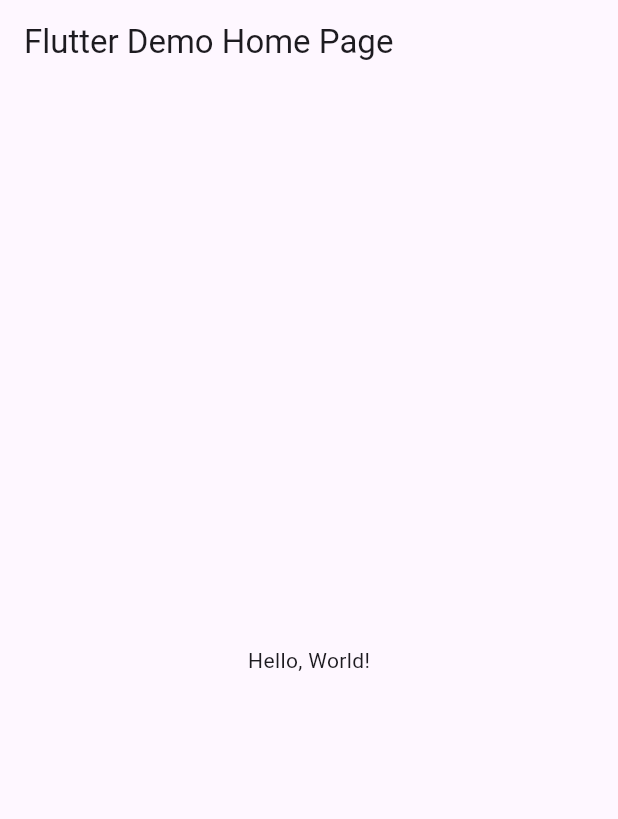
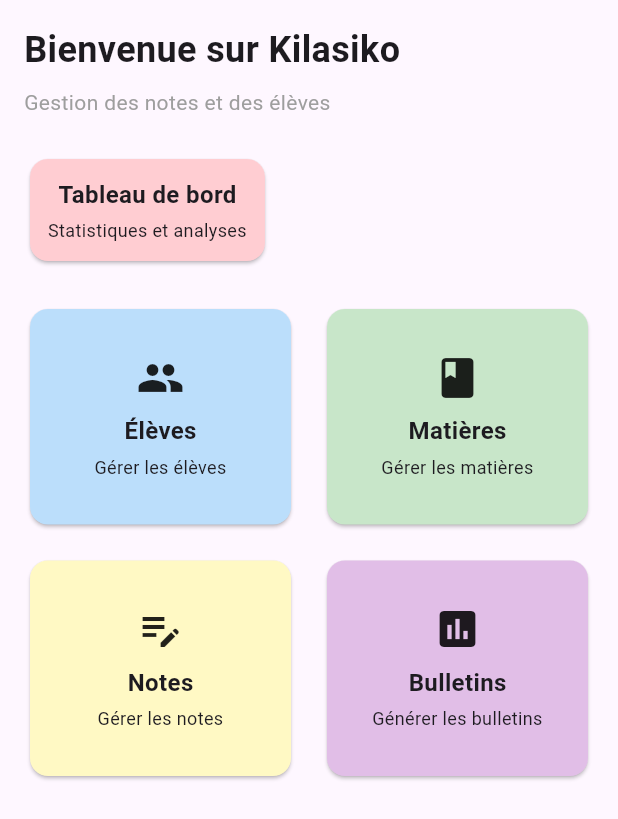
Before and after one commit to jonels09/kilasiko_app, a Flutter app: the screen it shows after launch, on a phone screen of 412 x 824 dp. Shown: the top 819 px of the screen. Run offline on Flutter 3.47's test engine with Material 3 defaults, Android fonts, the phone set to English and light mode, and no system bars; our stand-ins replace sqflite, sqflite_common_ffi; accounts and stored records are empty.

```diff
--- a/lib/main.dart
+++ b/lib/main.dart
@@ -1,42 +1,26 @@
 import 'package:flutter/material.dart';
+import 'package:kilasiko/view_models/home_viewmodel.dart';
+import 'package:provider/provider.dart';
+import 'views/home_view.dart';
 
-void main() => runApp(MyApp());
+void main() {
+  runApp(const MyApp());
+}
 
 class MyApp extends StatelessWidget {
   const MyApp({super.key});
-  // This widget is the root of your application.
+
   @override
   Widget build(BuildContext context) {
     return MaterialApp(
-      // Application name
-      title: 'Flutter Hello World',
-      // Application theme data, you can set the colors for the application as
-      // you want
+      title: 'Kilasiko',
       theme: ThemeData(
-        // useMaterial3: false,
         primarySwatch: Colors.blue,
+        useMaterial3: true,
       ),
-      // A widget which will be started on application startup
-      home: MyHomePage(title: 'Flutter Demo Home Page'),
-    );
-  }
-}
-
-class MyHomePage extends StatelessWidget {
-  final String title;
-  const MyHomePage({super.key, required this.title});
-
-  @override
-  Widget build(BuildContext context) {
-    return Scaffold(
-      appBar: AppBar(
-        // The title text which will be shown on the action bar
-        title: Text(title),
-      ),
-      body: Center(
-        child: Text(
-          'Hello, World!',
-        ),
+      home: ChangeNotifierProvider<HomeViewModel>(
+        create: (_) => HomeViewModel(),
+        child: const HomeView(),
       ),
     );
   }
--- /dev/null
+++ b/lib/view_models/home_viewmodel.dart
@@ -0,0 +1,24 @@
+import 'package:flutter/foundation.dart';
+import '../services/database_service.dart';
+
+class HomeViewModel with ChangeNotifier {
+  final DatabaseService _databaseService = DatabaseService();
+  bool _isLoading = false;
+
+  bool get isLoading => _isLoading;
+
+  Future<void> initDatabase() async {
+    _isLoading = true;
+    notifyListeners();
+
+    try {
+      await _databaseService.database;
+      print('Database initialized successfully');
+    } catch (error) {
+      print('Database initialization failed: $error');
+    } finally {
+      _isLoading = false;
+      notifyListeners();
+    }
+  }
+}
--- /dev/null
+++ b/lib/views/home_view.dart
@@ -0,0 +1,163 @@
+import 'package:flutter/material.dart';
+import 'package:kilasiko/view_models/home_viewmodel.dart';
+import 'package:pdf/widgets.dart';
+import 'package:provider/provider.dart';
+
+class HomeView extends StatefulWidget {
+  const HomeView({super.key});
+
+  @override
+  State<HomeView> createState() => _HomeViewState();
+}
+
+class _HomeViewState extends State<HomeView> {
+  @override
+  void initState() {
+    super.initState();
+    WidgetsBinding.instance.addPostFrameCallback((_) {
+      context.read<HomeViewModel>().initDatabase();
+    });
+  }
+
+  @override
+  Widget build(BuildContext context) {
+    return Scaffold(
+      body: Padding(
+        padding: const EdgeInsets.all(16.0),
+        child: Column(
+          crossAxisAlignment: CrossAxisAlignment.start,
+          children: [
+            const Text(
+              'Bienvenue sur Kilasiko',
+              style: TextStyle(
+                fontSize: 24,
+                fontWeight: FontWeight.bold,
+              ),
+            ),
+            const SizedBox(height: 8),
+            const Text(
+              'Gestion des notes et des élèves',
+              style: TextStyle(
+                color: Colors.grey,
+              ),
+            ),
+            const SizedBox(height: 24),
+            _buildDashboardCard(
+              title: 'Tableau de bord',
+              subtitle: 'Statistiques et analyses',
+              color: Colors.red.shade100,
+
+              //fullWidth: true,
+            ),
+            const SizedBox(height: 24),
+            Expanded(
+              child: GridView.count(
+                crossAxisCount: 2,
+                mainAxisSpacing: 16,
+                crossAxisSpacing: 16,
+                childAspectRatio: 1.2,
+                children: [
+                  _buildMenuCard(
+                    icon: Icons.people,
+                    title: 'Élèves',
+                    subtitle: 'Gérer les élèves',
+                    color: Colors.blue.shade100,
+                  ),
+                  _buildMenuCard(
+                    icon: Icons.book,
+                    title: 'Matières',
+                    subtitle: 'Gérer les matières',
+                    color: Colors.green.shade100,
+                  ),
+                  _buildMenuCard(
+                    icon: Icons.edit_note,
+                    title: 'Notes',
+                    subtitle: 'Gérer les notes',
+                    color: Colors.yellow.shade100,
+                  ),
+                  _buildMenuCard(
+                    icon: Icons.assessment,
+                    title: 'Bulletins',
+                    subtitle: 'Générer les bulletins',
+                    color: Colors.purple.shade100,
+                  ),
+                ],
+              ),
+            ),
+          ],
+        ),
+      ),
+    );
+  }
+
+  Widget _buildMenuCard({
+    required IconData icon,
+    required String title,
+    required String subtitle,
+    required Color color,
+    bool fullWidth = false,
+  }) {
+    return Card(
+      color: color,
+      child: Padding(
+        padding: const EdgeInsets.all(12.0),
+        child: Column(
+          mainAxisSize: MainAxisSize.min,
+          mainAxisAlignment: MainAxisAlignment.center,
+          children: [
+            Icon(icon, size: 32),
+            const SizedBox(height: 8),
+            Text(
+              title,
+              style: const TextStyle(
+                fontWeight: FontWeight.bold,
+                fontSize: 16,
+              ),
+            ),
+            const SizedBox(height: 4),
+            Text(
+              subtitle,
+              style: const TextStyle(fontSize: 12),
+              textAlign: TextAlign.center,
+            ),
+          ],
+        ),
+      ),
+    );
+  }
+
+  Widget _buildDashboardCard({
+    required String title,
+    required String subtitle,
+    required Color color,
+    //bool fullWidth = false,
+  }) {
+    return Card(
+      color: color,
+      child: Padding(
+        padding: const EdgeInsets.all(12.0),
+        child: Column(
+          mainAxisSize: MainAxisSize.min,
+          mainAxisAlignment: MainAxisAlignment.center,
+          children: [
+            Text(
+              title,
+              style: const TextStyle(
+                fontWeight: FontWeight.bold,
+                fontSize: 16,
+              ),
+            ),
+            const SizedBox(
+              height: 4,
+            ),
+            Text(
+              subtitle,
+              style: const TextStyle(fontSize: 12),
+              textAlign: TextAlign.center,
+            ),
+          ],
+        ),
+      ),
+    );
+  }
+}
```
Also changed, not shown: lib/models/student.dart (added, +43 -0 lines), lib/models/subject.dart (added, +41 -0 lines), lib/services/database_service.dart (added, +54 -0 lines), pubspec.yaml (+9 -0 lines).
